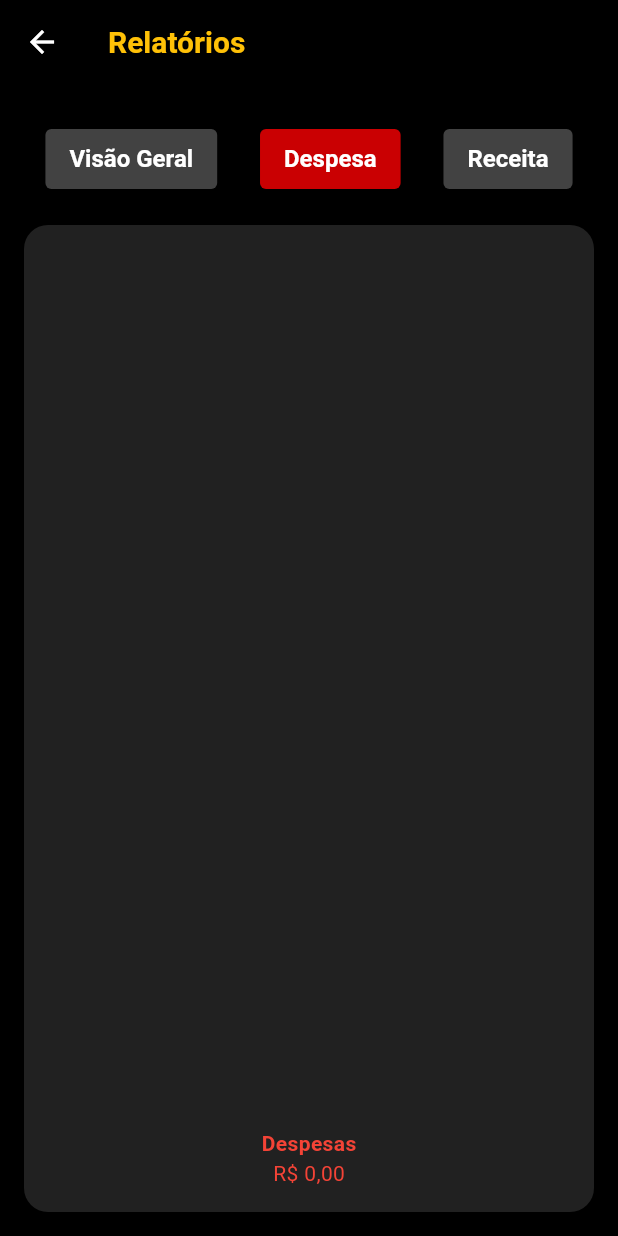
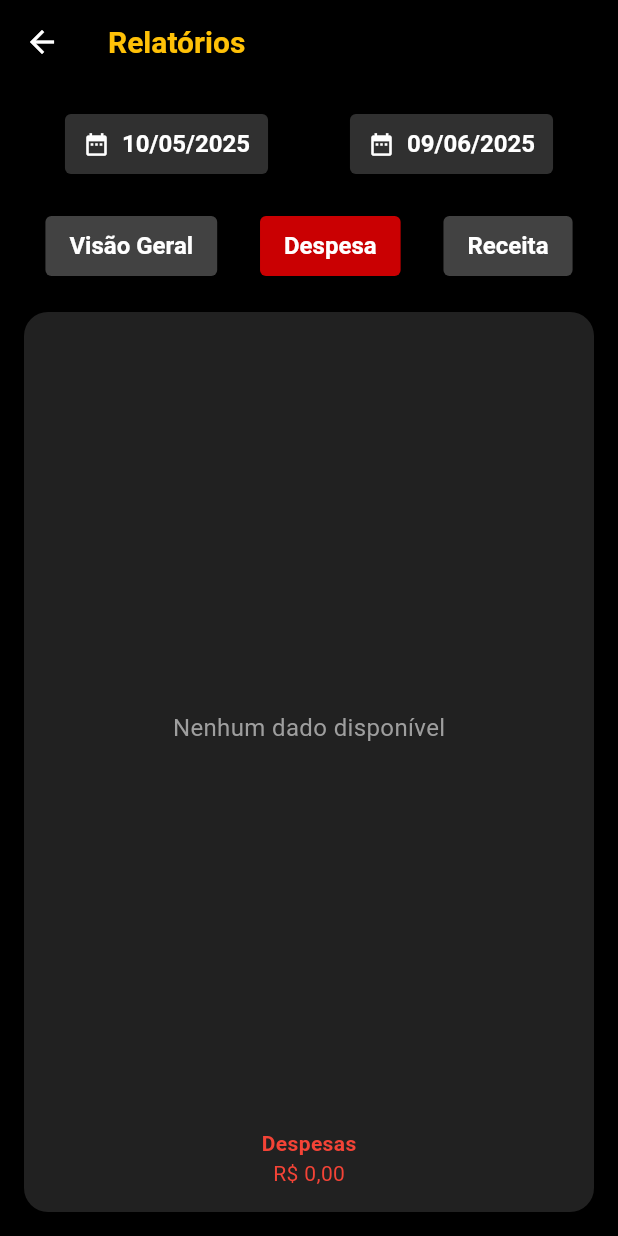
Before and after one commit to FrancimarioAraujo/cashflow, a Flutter app: the ReportsPage screen opened directly, after a tap on "Despesa", on a phone screen of 412 x 824 dp. Run offline on Flutter 3.47's test engine with Material 3 defaults, Android fonts, the phone set to English and light mode, and no system bars; drawn by our look-alikes of fl_chart; our stand-ins replace flutter_mobx, flutter_modular, mobx; generated files the repository leaves out were written again; network calls fail.

Commit message:
Add date interval

```diff
--- a/lib/modules/menu/components/reports/pie_chart_component.dart
+++ b/lib/modules/menu/components/reports/pie_chart_component.dart
@@ -4,6 +4,7 @@ import 'package:cashflow/modules/transactions/controllers/transaction_controller
 import 'package:cashflow/shared/util/strings_util.dart';
 import 'package:fl_chart/fl_chart.dart';
 import 'package:flutter/material.dart';
+import 'package:flutter_mobx/flutter_mobx.dart';
 import 'package:flutter_modular/flutter_modular.dart';
 
 class PieChartComponent extends StatefulWidget {
@@ -24,6 +25,19 @@ class _PieChartComponentState extends State<PieChartComponent> {
       Modular.get<TransactionController>();
   @override
   Widget build(BuildContext context) {
+    return Observer(
+      builder: (context) {
+        if (widget.categories.isEmpty) {
+          return SizedBox(
+            height: 300,
+            child: Center(
+              child: Text(
+                'Nenhum dado disponível',
+                style: TextStyle(fontSize: 16, color: Colors.grey),
+              ),
+            ),
+          );
+        }
         return SizedBox(
           height: 300,
           child: PieChart(
@@ -33,6 +47,8 @@ class _PieChartComponentState extends State<PieChartComponent> {
               centerSpaceRadius: 40,
             ),
           ),
+        );
+      },
     );
   }
 
@@ -48,7 +64,7 @@ class _PieChartComponentState extends State<PieChartComponent> {
       String title = StringsUtil().capitalize(category['name']);
       sections.add(
         PieChartSectionData(
-          color: color,
+          color: category['name'] == "Receitas" ? Color(0xFF2C6E49) : color,
           value: category['value'],
           title: title,
           radius: 80,
--- a/lib/modules/menu/controllers/reports_controller.dart
+++ b/lib/modules/menu/controllers/reports_controller.dart
@@ -1,3 +1,6 @@
+import 'dart:ui';
+
+import 'package:cashflow/modules/transactions/controllers/transaction_controller.dart';
 import 'package:cashflow/shared/util/enums.dart';
 import 'package:mobx/mobx.dart';
 part 'reports_controller.g.dart';
@@ -5,6 +8,12 @@ part 'reports_controller.g.dart';
 class ReportsController = _ReportsControllerBase with _$ReportsController;
 
 abstract class _ReportsControllerBase with Store {
+  TransactionController transactionController;
+  _ReportsControllerBase({required this.transactionController});
+  @observable
+  late DateTime startDate;
+  @observable
+  late DateTime endDate;
   @observable
   TransactionReportType transactionReportTypeSelected =
       TransactionReportType.all;
@@ -17,4 +26,56 @@ abstract class _ReportsControllerBase with Store {
   bool isSelected(TransactionReportType type) {
     return transactionReportTypeSelected == type;
   }
+
+  @action
+  void setStartDate(DateTime date) {
+    startDate = date;
+  }
+
+  @action
+  void setEndDate(DateTime date) {
+    endDate = date;
+  }
+
+  List getCategories() {
+    if (transactionReportTypeSelected == TransactionReportType.income) {
+      return transactionController.getIncomesByCategory(
+        startDate,
+        endDate,
+      )["categories"];
+    } else if (transactionReportTypeSelected == TransactionReportType.expense) {
+      return transactionController.getExpensesByCategory(
+        startDate,
+        endDate,
+      )["categories"];
+    } else {
+      return transactionController.incomesVsExpensesByCategory(
+        startDate,
+        endDate,
+      )["categories"];
+    }
+  }
+
+  List<Color> getColorsReport() {
+    switch (transactionReportTypeSelected) {
+      case TransactionReportType.income:
+        return [
+          Color(0xFF2C6E49),
+          Color(0xFFFF8C00),
+          Color(0xFF00008B),
+          Color(0xFFD4AF37),
+        ];
+      case TransactionReportType.expense:
+        return [
+          Color(0xFFC62828),
+          Color(0xFFEF6C00),
+          Color(0xFF424242),
+          Color(0xFF77216F),
+          Color(0xFF795548),
+          Color(0xFFFFC107),
+        ];
+      default:
+        return [Color(0xFFC62828), Color(0xFFC62828)];
+    }
+  }
 }
--- a/lib/modules/menu/dashboard_page.dart
+++ b/lib/modules/menu/dashboard_page.dart
@@ -83,7 +83,7 @@ class _DashboardPageState extends State<DashboardPage> {
                               NumberFormat.currency(
                                 locale: 'pt_BR',
                                 symbol: 'R\$',
-                              ).format(_transactionController.totalBalance),
+                              ).format(_transactionController.totalBalance()),
                               style: const TextStyle(
                                 fontSize: 36,
                                 fontWeight: FontWeight.bold,
@@ -136,7 +136,7 @@ class _DashboardPageState extends State<DashboardPage> {
                                       locale: 'pt_BR',
                                       symbol: 'R\$',
                                     ).format(
-                                      _transactionController.totalIncome,
+                                      _transactionController.totalIncome(),
                                     ),
                                     style: const TextStyle(
                                       fontSize: 18,
@@ -187,7 +187,7 @@ class _DashboardPageState extends State<DashboardPage> {
                                       locale: 'pt_BR',
                                       symbol: 'R\$',
                                     ).format(
-                                      _transactionController.totalExpense,
+                                      _transactionController.totalExpense(),
                                     ),
                                     style: const TextStyle(
                                       fontSize: 18,
--- a/lib/modules/menu/reports_page.dart
+++ b/lib/modules/menu/reports_page.dart
@@ -18,6 +18,39 @@ class _ReportsPageState extends State<ReportsPage> {
   TransactionController transactionController =
       Modular.get<TransactionController>();
   ReportsController reportsController = Modular.get<ReportsController>();
+
+  void _selectStartDate(BuildContext context) async {
+    final DateTime? picked = await showDatePicker(
+      context: context,
+      initialDate: reportsController.startDate,
+      firstDate: DateTime(2020),
+      lastDate: DateTime.now(),
+    );
+    if (picked != null) {
+      reportsController.setStartDate(picked);
+    }
+  }
+
+  void _selectEndDate(BuildContext context) async {
+    final DateTime? picked = await showDatePicker(
+      context: context,
+      initialDate: reportsController.endDate,
+      firstDate: DateTime(2020),
+      lastDate: DateTime.now(),
+    );
+    if (picked != null) {
+      reportsController.setEndDate(picked);
+    }
+  }
+
+  @override
+  void initState() {
+    // TODO: implement initState
+    super.initState();
+    reportsController.setStartDate(DateTime.now().subtract(Duration(days: 30)));
+    reportsController.setEndDate(DateTime.now());
+  }
+
   @override
   Widget build(BuildContext context) {
     return Observer(
@@ -40,7 +73,47 @@ class _ReportsPageState extends State<ReportsPage> {
             child: Column(
               crossAxisAlignment: CrossAxisAlignment.start,
               children: [
-                const SizedBox(height: 10),
+                Row(
+                  mainAxisAlignment: MainAxisAlignment.spaceAround,
+                  children: [
+                    ElevatedButton.icon(
+                      onPressed: () => _selectStartDate(context),
+                      icon: Icon(Icons.date_range, color: Colors.white),
+                      label: Text(
+                        DateFormat(
+                          'dd/MM/yyyy',
+                        ).format(reportsController.startDate),
+                        style: TextStyle(color: Colors.white),
+                      ),
+                      style: ElevatedButton.styleFrom(
+                        backgroundColor: Colors.grey[850],
+                        padding: EdgeInsets.symmetric(
+                          horizontal: 12,
+                          vertical: 8,
+                        ),
+                      ),
+                    ),
+                    ElevatedButton.icon(
+                      onPressed: () => _selectEndDate(context),
+                      icon: Icon(Icons.date_range, color: Colors.white),
+                      label: Text(
+                        DateFormat(
+                          'dd/MM/yyyy',
+                        ).format(reportsController.endDate),
+                        style: TextStyle(color: Colors.white),
+                      ),
+                      style: ElevatedButton.styleFrom(
+                        backgroundColor: Colors.grey[850],
+                        padding: EdgeInsets.symmetric(
+                          horizontal: 12,
+                          vertical: 8,
+                        ),
+                      ),
+                    ),
+                  ],
+                ),
+                const SizedBox(height: 20),
+                // Botões de filtro
                 Row(
                   mainAxisAlignment: MainAxisAlignment.spaceAround,
                   children: [
@@ -113,10 +186,8 @@ class _ReportsPageState extends State<ReportsPage> {
                         const SizedBox(height: 10),
                         Expanded(
                           child: PieChartComponent(
-                            colors: _getColorsReport(
-                              reportsController.transactionReportTypeSelected,
-                            ),
-                            categories: _getCategories(),
+                            colors: reportsController.getColorsReport(),
+                            categories: reportsController.getCategories(),
                           ),
                         ),
                         const SizedBox(height: 16),
@@ -131,7 +202,10 @@ class _ReportsPageState extends State<ReportsPage> {
                                     TransactionReportType.income)
                               _buildAmount(
                                 "Receitas",
-                                transactionController.totalIncome,
+                                transactionController.totalIncome(
+                                  startDate: reportsController.startDate,
+                                  endDate: reportsController.endDate,
+                                ),
                                 Colors.green,
                               ),
                             if (reportsController
@@ -142,7 +216,10 @@ class _ReportsPageState extends State<ReportsPage> {
                                     TransactionReportType.expense)
                               _buildAmount(
                                 "Despesas",
-                                transactionController.totalExpense,
+                                transactionController.totalExpense(
+                                  startDate: reportsController.startDate,
+                                  endDate: reportsController.endDate,
+                                ),
                                 Colors.red,
                               ),
                             if (reportsController
@@ -150,7 +227,10 @@ class _ReportsPageState extends State<ReportsPage> {
                                 TransactionReportType.all)
                               _buildAmount(
                                 "Saldo",
-                                transactionController.totalBalance,
+                                transactionController.totalBalance(
+                                  startDate: reportsController.startDate,
+                                  endDate: reportsController.endDate,
+                                ),
                                 Colors.white,
                               ),
                           ],
@@ -181,39 +261,4 @@ class _ReportsPageState extends State<ReportsPage> {
       ],
     );
   }
-
-  List _getCategories() {
-    if (reportsController.transactionReportTypeSelected ==
-        TransactionReportType.income) {
-      return transactionController.incomesByCategory["categories"];
-    } else if (reportsController.transactionReportTypeSelected ==
-        TransactionReportType.expense) {
-      return transactionController.expensesByCategory["categories"];
-    } else {
-      return transactionController.incomesVsExpensesByCategory["categories"];
-    }
-  }
-
-  List<Color> _getColorsReport(TransactionReportType typeReport) {
-    switch (typeReport) {
-      case TransactionReportType.income:
-        return [
-          Color(0xFF2C6E49),
-          Color(0xFFFF8C00),
-          Color(0xFF00008B),
-          Color(0xFFD4AF37),
-        ];
-      case TransactionReportType.expense:
-        return [
-          Color(0xFFC62828),
-          Color(0xFFEF6C00),
-          Color(0xFF424242),
-          Color(0xFF77216F),
-          Color(0xFF795548),
-          Color(0xFFFFC107),
-        ];
-      default:
-        return [Color(0xFF2C6E49), Color(0xFFC62828)];
-    }
-  }
 }
--- a/lib/modules/transactions/controllers/transaction_controller.dart
+++ b/lib/modules/transactions/controllers/transaction_controller.dart
@@ -65,59 +65,123 @@ abstract class _TransactionControllerBase with Store {
     "outros",
   ];
 
-  @computed
-  double get totalIncome {
-    return incomes.fold(0.0, (prev, element) => prev + element.valor);
+  double totalIncome({DateTime? startDate, DateTime? endDate}) {
+    if (startDate == null || endDate == null) {
+      return incomes.fold(0.0, (prev, element) => prev + element.valor);
+    } else {
+      final start = DateTime(startDate.year, startDate.month, startDate.day);
+      final end = DateTime(
+        endDate.year,
+        endDate.month,
+        endDate.day,
+        23,
+        59,
+        59,
+        999,
+      );
+
+      List<TransactionModel> filtered =
+          incomes.where((income) {
+            return (income.date.isAtSameMomentAs(start) ||
+                income.date.isAtSameMomentAs(end) ||
+                (income.date.isAfter(start) && income.date.isBefore(end)));
+          }).toList();
+
+      return filtered.fold(0.0, (prev, element) => prev + element.valor);
+    }
   }
 
-  @computed
-  double get totalExpense {
-    return expenses.fold(0.0, (prev, element) => prev + element.valor);
+  double totalExpense({DateTime? startDate, DateTime? endDate}) {
+    if (startDate == null || endDate == null) {
+      return expenses.fold(0.0, (prev, element) => prev + element.valor);
+    } else {
+      // Ajusta datas para o dia (começo e fim)
+      final start = DateTime(startDate.year, startDate.month, startDate.day);
+      final end = DateTime(
+        endDate.year,
+        endDate.month,
+        endDate.day,
+        23,
+        59,
+        59,
+        999,
+      );
+
+      List<TransactionModel> filtered =
+          expenses.where((expense) {
+            return (expense.date.isAtSameMomentAs(start) ||
+                expense.date.isAtSameMomentAs(end) ||
+                (expense.date.isAfter(start) && expense.date.isBefore(end)));
+          }).toList();
+
+      return filtered.fold(0.0, (prev, element) => prev + element.valor);
+    }
   }
 
-  @computed
-  double get totalBalance {
-    return totalIncome - totalExpense;
+  double totalBalance({DateTime? startDate, DateTime? endDate}) {
+    return totalIncome(startDate: startDate, endDate: endDate) -
+        totalExpense(startDate: startDate, endDate: endDate);
   }
 
-  @computed
-  Map<String, dynamic> get expensesByCategory {
-    return _calculateByCategory(expenses, 'category');
+  Map<String, dynamic> getExpensesByCategory(
+    DateTime startDate,
+    DateTime endDate,
+  ) {
+    return _calculateByCategory(expenses, 'category', startDate, endDate);
   }
 
-  @computed
-  Map<String, dynamic> get incomesByCategory {
-    return _calculateByCategory(incomes, 'category');
+  Map<String, dynamic> getIncomesByCategory(
+    DateTime startDate,
+    DateTime endDate,
+  ) {
+    return _calculateByCategory(incomes, 'category', startDate, endDate);
   }
 
-  @computed
-  Map<String, dynamic> get incomesVsExpensesByCategory {
-    double totalIncome = incomes.fold(
+  Map<String, dynamic> incomesVsExpensesByCategory(
+    DateTime startDate,
+    DateTime endDate,
+  ) {
+    var filteredIncomes =
+        incomes.where((income) {
+          return income.date.isAfter(startDate.subtract(Duration(days: 1))) &&
+              income.date.isBefore(endDate.add(Duration(days: 1)));
+        }).toList();
+
+    var filteredExpenses =
+        expenses.where((expense) {
+          return expense.date.isAfter(startDate.subtract(Duration(days: 1))) &&
+              expense.date.isBefore(endDate.add(Duration(days: 1)));
+        }).toList();
+
+    double totalIncome = filteredIncomes.fold(
       0.0,
       (prev, element) => prev + element.valor,
     );
-    double totalExpense = expenses.fold(
+    double totalExpense = filteredExpenses.fold(
       0.0,
       (prev, element) => prev + element.valor,
     );
+
+    double total = totalIncome + totalExpense;
+
     Map<String, dynamic> result = {
       "categories": [
         {
           "name": "Receitas",
-          "value":
-              totalIncome == 0
-                  ? 0.0
-                  : (totalIncome / (totalIncome + totalExpense)) * 100,
+          "value": total == 0 ? 0.0 : (totalIncome / total) * 100,
         },
         {
           "name": "Despesas",
-          "value":
-              totalExpense == 0
-                  ? 0.0
-                  : (totalExpense / (totalIncome + totalExpense)) * 100,
+          "value": total == 0 ? 0.0 : (totalExpense / total) * 100,
         },
       ],
     };
+    if (total == 0) {
+      return {"categories": [
+
+      ],
+    };
+    }
 
     return result;
   }
@@ -125,13 +189,26 @@ abstract class _TransactionControllerBase with Store {
   Map<String, dynamic> _calculateByCategory(
     List<TransactionModel> transactions,
     String categoryKey,
+    DateTime startDate,
+    DateTime endDate,
   ) {
+    // Filtra as transações entregues dentro do período
+    var filteredTransactions =
+        transactions.where((transaction) {
+          return transaction.date.isAfter(
+                startDate.subtract(Duration(days: 1)),
+              ) &&
+              transaction.date.isBefore(endDate.add(Duration(days: 1)));
+        }).toList();
+
     Map<String, dynamic> categoryTotals = {"categories": []};
-    double totalAmount = transactions.fold(
+
+    double totalAmount = filteredTransactions.fold(
       0,
       (acc, transaction) => acc + transaction.valor,
     );
-    for (var transaction in transactions) {
+
+    for (var transaction in filteredTransactions) {
       if (categoryTotals["categories"].any(
         (element) => element["name"] == transaction.category,
       )) {
```
Also changed, not shown: lib/modules/menu/controllers/reports_controller.g.dart, lib/modules/transactions/controllers/transaction_controller.g.dart. Lines whose indentation alone changed are shown as unchanged.
